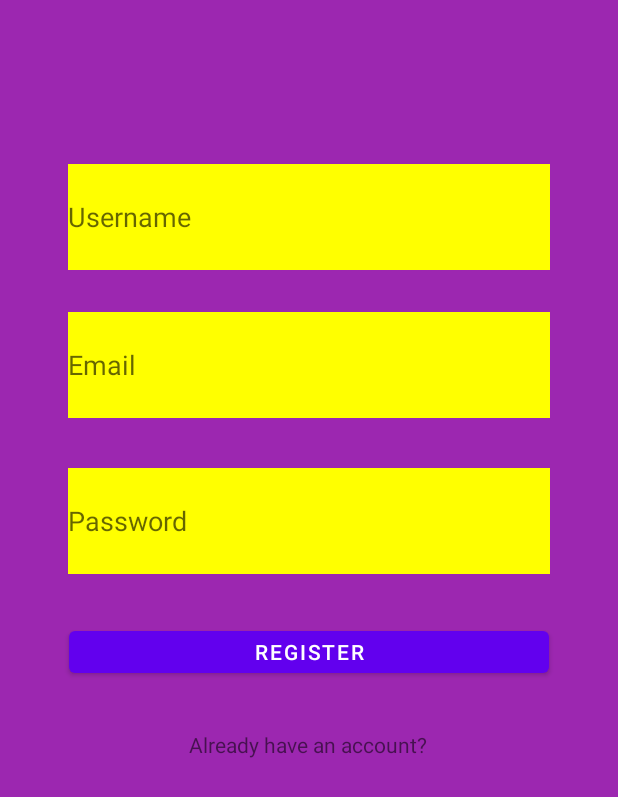
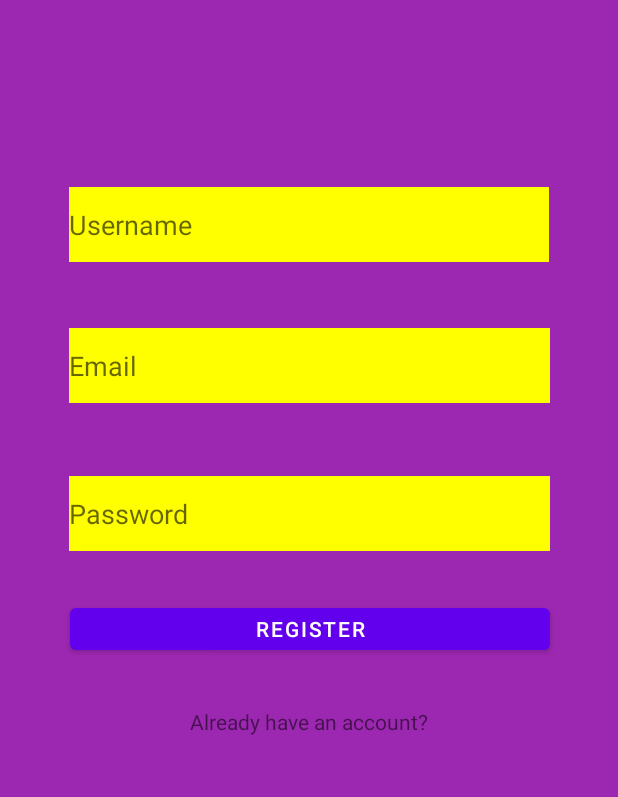
Before and after one commit to bmirisola/cpe_490_chat_app, an Android app: the layout activity_main.xml on its own in the app's theme, with its tools: preview values and no code run, on a phone screen of 412 x 824 dp. Shown: the top 797 px of the screen. Run offline under Robolectric (Android 15) with nearby library versions, the phone set to English and light mode, and no system bars.

Commit message:
added register functionality

```diff
--- a/app/build.gradle
+++ b/app/build.gradle
@@ -32,6 +32,8 @@ android {
     }
 }
 
+apply plugin: 'com.google.gms.google-services'
+
 dependencies {
 
     implementation "org.jetbrains.kotlin:kotlin-stdlib:$kotlin_version"
@@ -39,6 +41,9 @@ dependencies {
     implementation 'androidx.appcompat:appcompat:1.2.0'
     implementation 'com.google.android.material:material:1.2.1'
     implementation 'androidx.constraintlayout:constraintlayout:2.0.1'
+    implementation platform('com.google.firebase:firebase-bom:28.0.1')
+    implementation 'com.google.firebase:firebase-analytics-ktx'
+    implementation 'com.google.firebase:firebase-auth:19.3.2'
     testImplementation 'junit:junit:4.+'
     androidTestImplementation 'androidx.test.ext:junit:1.1.2'
     androidTestImplementation 'androidx.test.espresso:espresso-core:3.3.0'
--- a/app/src/main/AndroidManifest.xml
+++ b/app/src/main/AndroidManifest.xml
@@ -1,6 +1,8 @@
 <?xml version="1.0" encoding="utf-8"?>
 <manifest xmlns:android="http://schemas.android.com/apk/res/android"
     package="com.example.chatapp">
+
+    <uses-permission android:name="android.permission.INTERNET" />
 
     <application
         android:allowBackup="true"
--- a/app/src/main/res/layout/activity_main.xml
+++ b/app/src/main/res/layout/activity_main.xml
@@ -9,8 +9,8 @@
 
     <EditText
         android:id="@+id/register_username"
-        android:layout_width="0dp"
-        android:layout_height="0dp"
+        android:layout_width="320dp"
+        android:layout_height="50dp"
         android:layout_marginStart="45dp"
         android:layout_marginLeft="45dp"
         android:layout_marginTop="109dp"
@@ -29,9 +29,7 @@
     <EditText
         android:id="@+id/register_password"
         android:layout_width="0dp"
-        android:layout_height="0dp"
-        android:layout_marginStart="45dp"
-        android:layout_marginLeft="45dp"
+        android:layout_height="50dp"
         android:layout_marginEnd="45dp"
         android:layout_marginRight="45dp"
         android:layout_marginBottom="441dp"
@@ -41,15 +39,13 @@
         android:inputType="textPassword"
         app:layout_constraintBottom_toBottomOf="parent"
         app:layout_constraintEnd_toEndOf="parent"
-        app:layout_constraintStart_toStartOf="parent"
+        app:layout_constraintStart_toStartOf="@+id/register_email"
         app:layout_constraintTop_toBottomOf="@+id/register_email" />
 
     <EditText
         android:id="@+id/register_email"
         android:layout_width="0dp"
-        android:layout_height="0dp"
-        android:layout_marginStart="45dp"
-        android:layout_marginLeft="45dp"
+        android:layout_height="50dp"
         android:layout_marginEnd="45dp"
         android:layout_marginRight="45dp"
         android:layout_marginBottom="33dp"
@@ -59,7 +55,7 @@
         android:inputType="textEmailAddress"
         app:layout_constraintBottom_toTopOf="@+id/register_password"
         app:layout_constraintEnd_toEndOf="parent"
-        app:layout_constraintStart_toStartOf="parent"
+        app:layout_constraintStart_toStartOf="@+id/register_username"
         app:layout_constraintTop_toBottomOf="@+id/register_username" />
 
     <Button
--- a/build.gradle
+++ b/build.gradle
@@ -7,8 +7,9 @@ buildscript {
     }
 
     dependencies {
-        classpath "com.android.tools.build:gradle:4.2.0"
+        classpath 'com.android.tools.build:gradle:4.2.1'
         classpath "org.jetbrains.kotlin:kotlin-gradle-plugin:1.5.0"
+        classpath 'com.google.gms:google-services:4.3.8'
         // NOTE: Do not place your application dependencies here; they belong
         // in the individual module build.gradle files
     }
@@ -22,6 +23,8 @@ allprojects {
     }
 }
 
+
+
 task clean(type: Delete) {
     delete rootProject.buildDir
 }
```
Also changed, not shown: app/src/main/java/com/example/chatapp/MainActivity.kt (+47 -4 lines), app/src/main/java/com/example/chatapp/SignInActivity.kt (+25 -0 lines), 1 other file.
